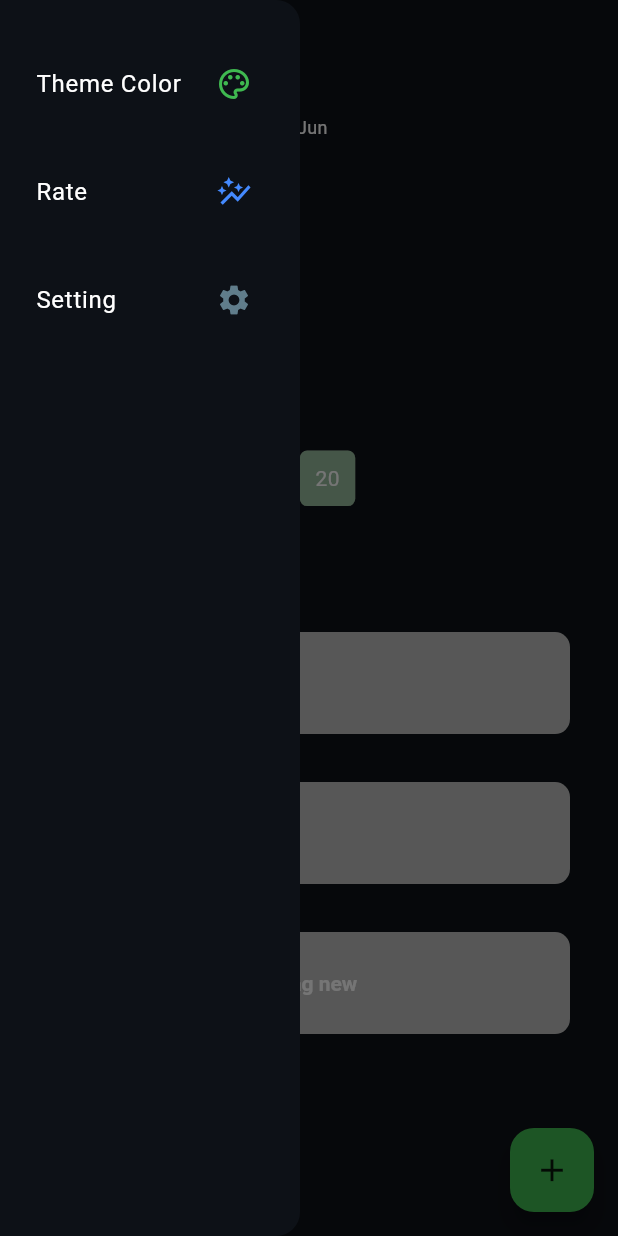
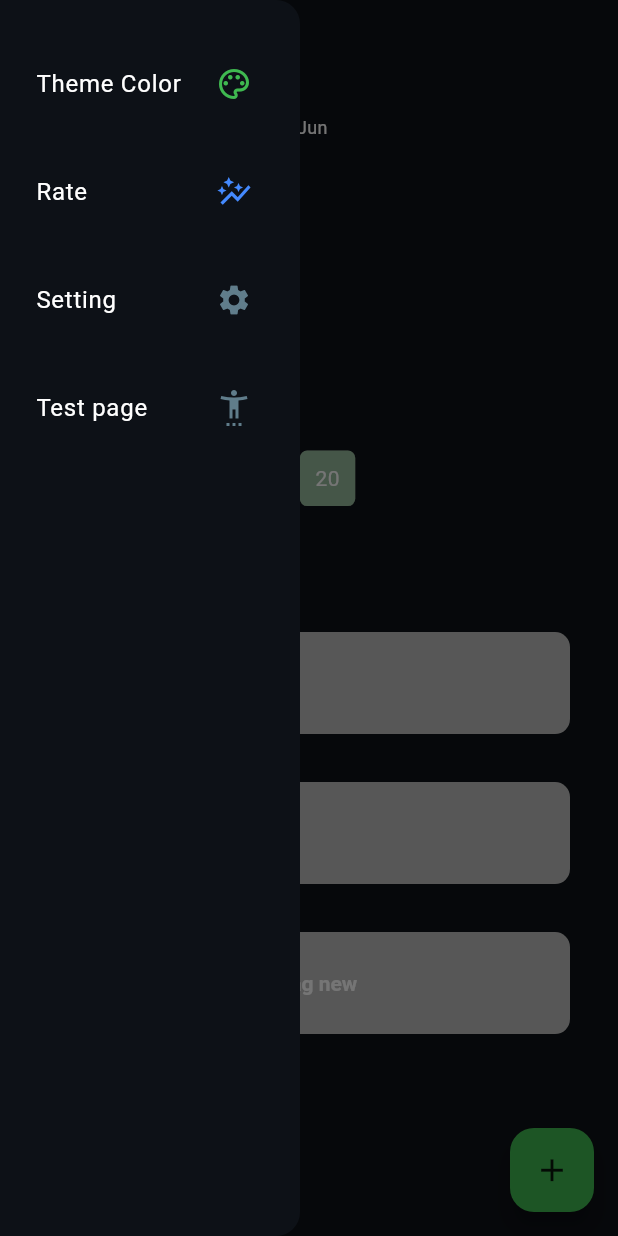
Before and after one commit to abod8639/flutter_habit_tracker, a Flutter app: the screen it shows after launch, with the side drawer open, on a phone screen of 412 x 824 dp. Run offline on Flutter 3.47's test engine with Material 3 defaults, Android fonts, the phone set to English and light mode, and no system bars; drawn by our look-alikes of flutter_heatmap_calendar, flutter_slidable; our stand-ins replace fl_chart, get, hive, hive_flutter, supabase_flutter; missing offline and left inert: supabase_auth_ui; accounts and stored records are empty.

Commit message:
add SupaEmailAuthWidget

```diff
--- a/lib/main.dart
+++ b/lib/main.dart
@@ -6,6 +6,7 @@ import 'package:get/get.dart';
 import 'package:habit_tracker/controller/langController.dart';
 import 'package:habit_tracker/functions/initializeApp.dart';
 import 'package:habit_tracker/generated/l10n.dart';
+import 'package:habit_tracker/services/SupaEmailAuth.dart';
 import 'package:habit_tracker/utils/restart_widget.dart';
 import 'package:habit_tracker/view/ErrorApp.dart';
 import 'package:habit_tracker/view/homepage/HomeScreen.dart';
@@ -56,6 +57,7 @@ class MyApp extends StatelessWidget {
       defaultTransition: Transition.fadeIn,
       smartManagement: SmartManagement.full,
 
+      // home: const SupaEmailAuthWidget(),
       home: const HomeScreen(),
     );
   }
--- a/lib/view/widget/myDrawer.dart
+++ b/lib/view/widget/myDrawer.dart
@@ -1,6 +1,7 @@
 import 'package:flutter/material.dart';
 import 'package:get/get.dart';
 import 'package:habit_tracker/generated/l10n.dart';
+import 'package:habit_tracker/services/SupaEmailAuth.dart';
 import 'package:habit_tracker/view/HabitStatsPage/HabitStatsPage.dart';
 import 'package:habit_tracker/view/SettingsPage/SettingsPage.dart';
 import 'package:habit_tracker/view/ThemePage/ThemePage.dart';
@@ -62,6 +63,16 @@ class DrawerList extends StatelessWidget {
           },
           title: S.of(context).drawerSetting,
         ),
+        MyListTile(
+          icon: const Icon(
+            color: Colors.blueGrey,
+            Icons.settings_accessibility_sharp,
+          ),
+          onTap: () {
+            Get.to(() => SupaEmailAuthWidget());
+          },
+          title: "Test page",
+        ),
       ],
     );
   }
```
Also changed, not shown: lib/models/SupaEmailAuth.dart (deleted, +0 -34 lines), lib/services/SupaEmailAuth.dart (added, +52 -0 lines).
